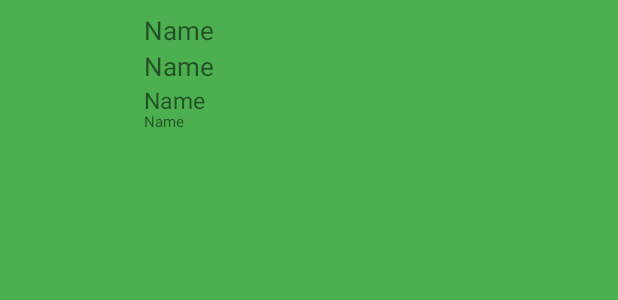
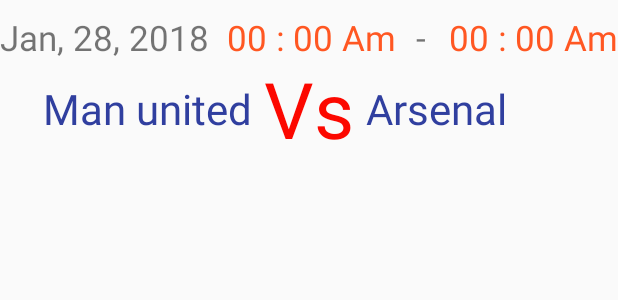
Before and after one commit to nahoma123/enasiz_mobiile, an Android app: the layout my_listview_detail.xml on its own in the app's theme, with its tools: preview values and no code run, on a phone screen of 412 x 824 dp. Shown: the top 300 px of the screen. Run offline under Robolectric (Android 15) with nearby library versions, the phone set to English and light mode, and no system bars; network calls fail.

Commit message:
Ui getting better

```diff
--- a/app/src/main/java/com/messenger/hfad/enasiz/MainActivity.java
+++ b/app/src/main/java/com/messenger/hfad/enasiz/MainActivity.java
@@ -40,8 +40,8 @@ import java.util.List;
 
 public class MainActivity extends AppCompatActivity implements NavigationView.OnNavigationItemSelectedListener {
 
-    private static final String url="https://api.androidhive.info/json/movies.json";
-//    private static final String url="http://10.0.2.2:8000/api/matches/showall";
+//    private static final String url="https://api.androidhive.info/json/movies.json";
+    private static final String url="http://10.0.2.2:8000/api/matches/showall";
     private ProgressDialog dialog;
     private List<Item> array = new ArrayList<Item>();
     private ListView listView;
--- a/app/src/main/res/layout/my_listview_detail.xml
+++ b/app/src/main/res/layout/my_listview_detail.xml
@@ -1,51 +1,101 @@
 <?xml version="1.0" encoding="utf-8"?>
 <RelativeLayout xmlns:android="http://schemas.android.com/apk/res/android"
+                xmlns:tools="http://schemas.android.com/tools"
                 android:layout_width="match_parent"
                 android:layout_height="match_parent"
-                android:background="@drawable/list_row_select"
+                android:visibility="visible">
 
+
+    <LinearLayout
+        android:id="@+id/l_time"
+        android:layout_width="match_parent"
+        android:layout_height="28dp"
+        android:layout_alignParentTop="true"
+        android:layout_marginTop="9dp"
+        android:orientation="horizontal"
         >
-    <com.android.volley.toolbox.NetworkImageView
-        android:id='@+id/imageView'
-        android:layout_alignParentLeft='true'
-        android:layout_margin='8dp'
-        android:layout_width='80dp'
-        android:layout_height='80dp'/>
 
         <TextView
-        android:id="@+id/tv_title"
+            android:id="@+id/tv_date"
+            android:layout_width="wrap_content"
+            android:layout_height="match_parent"
+android:layout_weight="28"
+            android:gravity="center_vertical"
+            android:text="Jan, 28, 2018"
+            android:textSize="23sp"/>
+
+        <TextView
+            android:id="@+id/tv_starttime"
+            android:layout_width="wrap_content"
+            android:layout_height="match_parent"
+            android:layout_weight="30"
+            android:textSize="23sp"
+            android:textColor="@color/click_Start_color"
+            android:gravity="center_vertical|start"
+            android:text="00 : 00 Am"/>
+        <TextView
+            android:layout_width="wrap_content"
+            android:layout_height="match_parent"
+            android:layout_weight="2"
+            android:text="-"
+            android:textSize="23sp"
+            />
+        <TextView
+            android:id="@+id/tv_endttime"
+            android:textColor="@color/click_Start_color"
+            android:layout_width="wrap_content"
+            android:layout_height="match_parent"
+            android:layout_weight="30"
+            android:textSize="23sp"
+            android:gravity="center_vertical|end"
+            android:text="00 : 00 Am"/>
+
+    </LinearLayout>
+
+    <LinearLayout
+        android:id="@+id/l_teams"
         android:layout_width="match_parent"
         android:layout_height="wrap_content"
-        android:layout_below="@+id/tv_rate"
-        android:layout_toEndOf="@+id/imageView"
-        android:text="Name"
-        android:textSize="17dp"/>
+        android:layout_below="@id/l_time"
+        android:orientation="horizontal">
 
         <TextView
-        android:id="@+id/tv_rate"
-        android:layout_width="match_parent"
-        android:layout_height="wrap_content"
-        android:layout_alignTop="@+id/imageView"
-        android:layout_toEndOf="@+id/imageView"
-        android:text="Name"
-        android:textSize="17dp"/>
+            android:id="@+id/tv_hometeam"
+            android:layout_width="20dp"
+            android:layout_height="match_parent"
+            android:layout_weight="50"
+            android:gravity="center_vertical|end"
+            android:paddingRight="8dp"
+            android:text="Man united"
+            android:textColor="@color/colorPrimaryDark"
+
+            android:textSize="28sp"
+
+            />
 
         <TextView
-        android:id="@+id/tv_genre"
+            android:id="@+id/tv_vs"
             android:layout_width="wrap_content"
-        android:layout_height="wrap_content"
-        android:layout_below="@+id/tv_title"
-        android:layout_toEndOf="@+id/imageView"
-        android:text="Name"
-        android:textSize="15dp"/>
+            android:layout_height="match_parent"
+            android:backgroundTintMode="src_over"
+            android:gravity="center"
+
+            android:text="Vs"
+            android:textColor="@color/red"
+            android:textSize="52sp"/>
 
         <TextView
-        android:id="@+id/tv_year"
-        android:layout_width="match_parent"
-        android:layout_height="wrap_content"
-        android:layout_alignBottom="@+id/imageView"
-        android:layout_toEndOf="@+id/imageView"
-        android:text="Name"
-        android:textSize="10dp"/>
+            android:id="@+id/tv_awayteam"
+            android:layout_width="20dp"
+            android:textColor="@color/colorPrimaryDark"
+            android:layout_height="match_parent"
+            android:layout_weight="50"
+            android:gravity="center_vertical|start"
+            android:paddingLeft="8dp"
+            android:text="Arsenal"
+            android:textSize="28sp"
+
+            />
+    </LinearLayout>
 
 </RelativeLayout>
--- a/app/src/main/res/values/colors.xml
+++ b/app/src/main/res/values/colors.xml
@@ -7,4 +7,6 @@
     <color name="click_end_color">#ffeb38</color>
     <color name="click_end_color_bg">#4caf50</color>
     <color name="click_start_color_bg">#4caf50</color>
+    <color name="red">#fc0800</color>
+
 </resources>
```
Also changed, not shown: app/src/main/java/com/messenger/hfad/enasiz/sampledata/Adapters/MatchAdapter.java (added, +114 -0 lines), app/src/main/java/com/messenger/hfad/enasiz/sampledata/Match.java (added, +128 -0 lines). Lines whose indentation alone changed are shown as unchanged.
